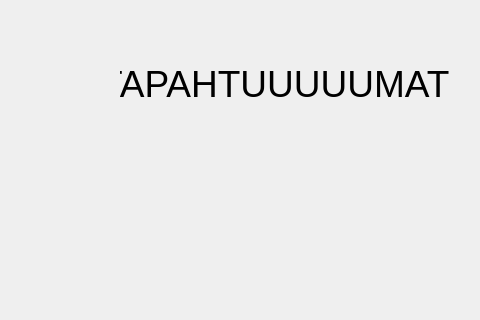
22kmo-project/group_3, file frontend/mainwindow.ui: the form before one commit; both pictures show x 0 to 480 and y 162 to 482 of the 800 by 600 pixel window.
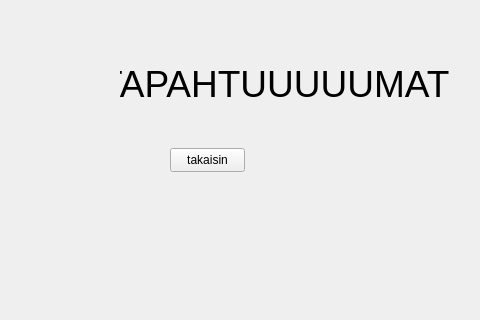
The form after the commit. The open tabs and pages were chosen to show the change. Icons and pictures are not drawn.

Commit message: lisätty takaisin napit valikoihin

The edit to the form file:
```diff
--- a/frontend/mainwindow.ui
+++ b/frontend/mainwindow.ui
@@ -285,6 +285,19 @@
        <string>TAPAHTUUUUUMAT</string>
       </property>
      </widget>
+     <widget class="QPushButton" name="TakaisinT">
+      <property name="geometry">
+       <rect>
+        <x>50</x>
+        <y>310</y>
+        <width>75</width>
+        <height>24</height>
+       </rect>
+      </property>
+      <property name="text">
+       <string>takaisin</string>
+      </property>
+     </widget>
     </widget>
     <widget class="QWidget" name="mainmenu">
      <widget class="QLabel" name="label_4">
```
Left out of the diff: 29 changed lines with no effect on the pictures. The commit also changes 3 other files.
